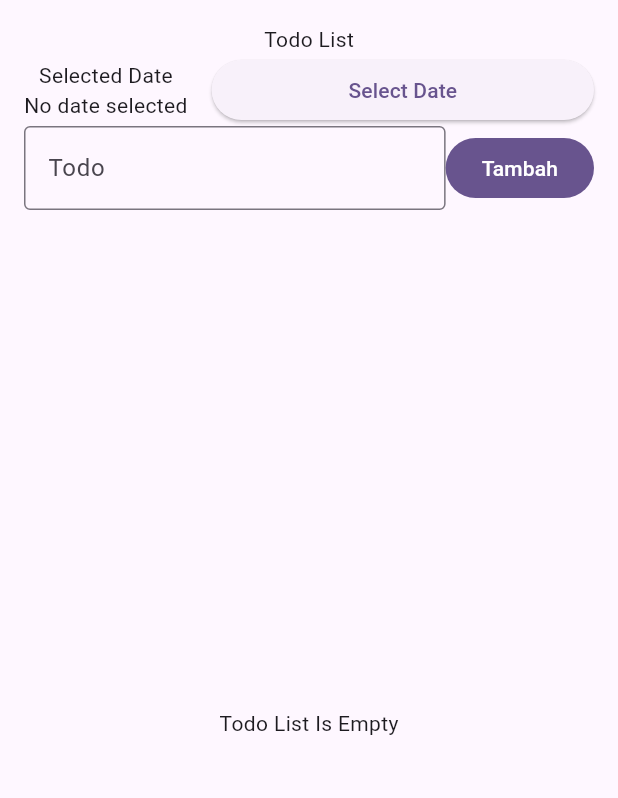
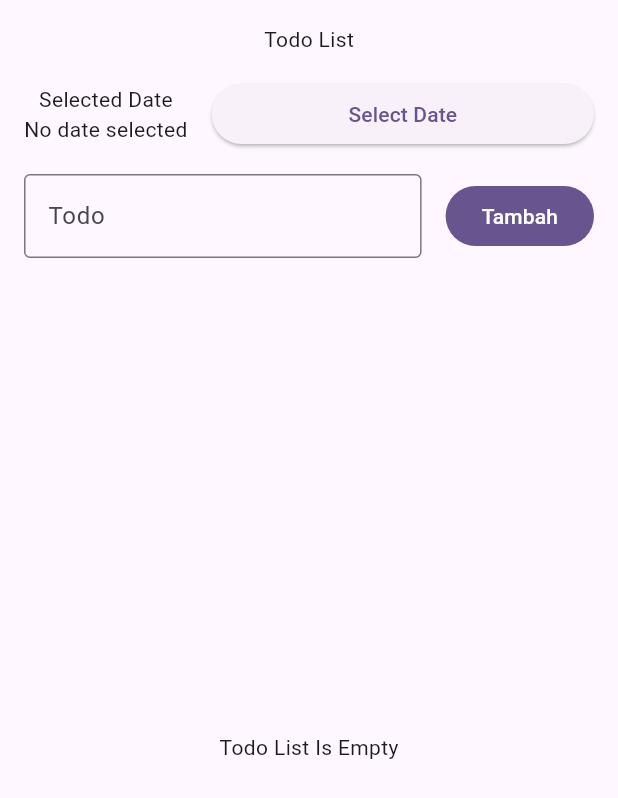
Before and after one commit to LYChubby/009_TodoBloc, a Flutter app: the screen it shows after launch, on a phone screen of 412 x 824 dp. Shown: the top 798 px of the screen. Run offline on Flutter 3.47's test engine with Material 3 defaults, Android fonts, the phone set to English and light mode, and no system bars; our stand-ins replace bloc, flutter_bloc.

Commit message:
Menambah Jarak Antar Compoment

```diff
--- a/lib/presentation/todo_page.dart
+++ b/lib/presentation/todo_page.dart
@@ -16,6 +16,7 @@ class TodoPage extends StatelessWidget {
           child: Column(
             children: [
               Text('Todo List'),
+              SizedBox(height: 16.0),
               Row(
                 children: [
                   Column(
@@ -57,6 +58,7 @@ class TodoPage extends StatelessWidget {
                   ),
                 ],
               ),
+              SizedBox(height: 16.0),
               Form(
                 key: _key,
                 child: Row(
@@ -76,6 +78,7 @@ class TodoPage extends StatelessWidget {
                         },
                       ),
                     ),
+                    SizedBox(width: 16.0),
                     FilledButton(
                       onPressed: () {
                         if (_key.currentState!.validate()) {
```
